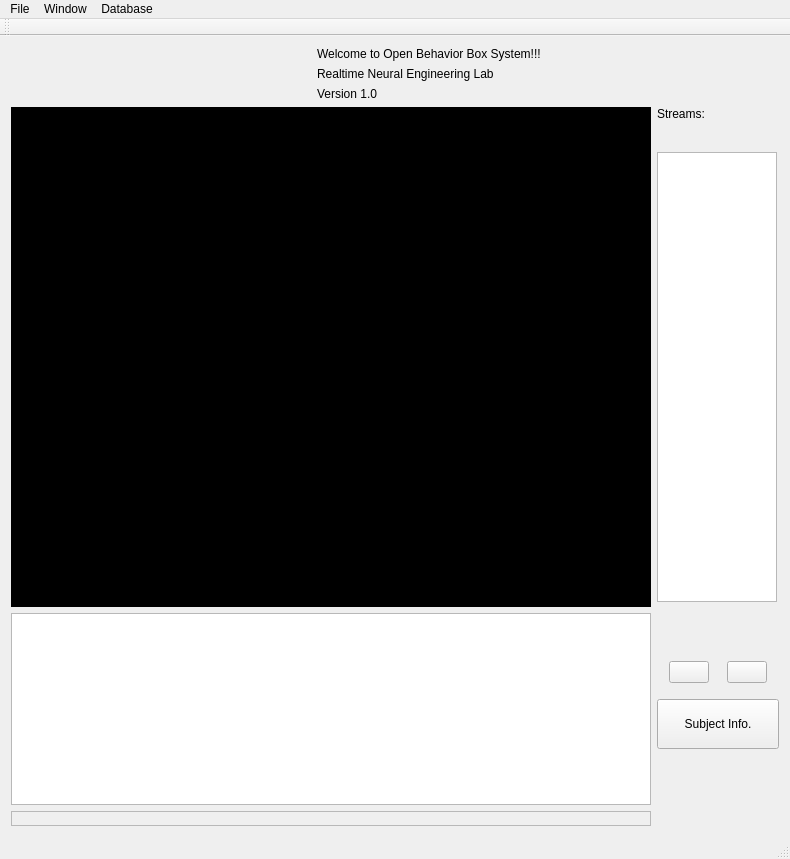
Old version of the form OpenBBoxManager/mainwindow.ui in the repository kemerelab/OpenBBox.
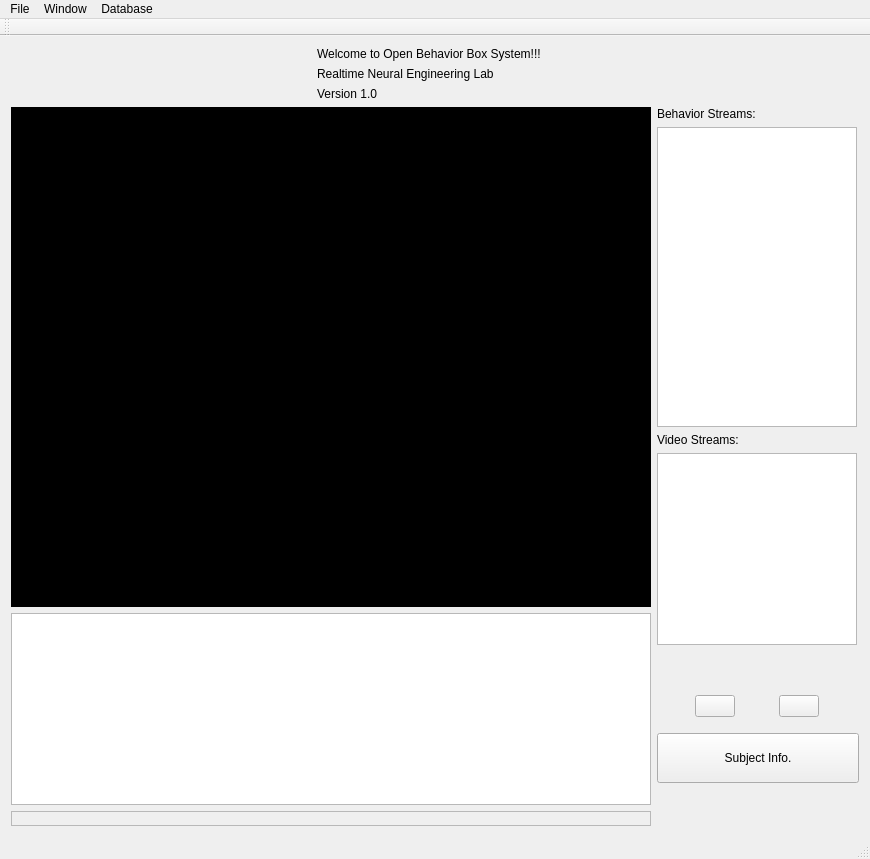
New version of the form. Icons and pictures are not drawn.

Commit message: UI update & make camera optional

The edit to the form file:
```diff
--- a/OpenBBoxManager/mainwindow.ui
+++ b/OpenBBoxManager/mainwindow.ui
@@ -6,7 +6,7 @@
    <rect>
     <x>0</x>
     <y>0</y>
-    <width>790</width>
+    <width>870</width>
     <height>859</height>
    </rect>
   </property>
@@ -166,7 +166,7 @@
            </size>
           </property>
           <property name="text">
-           <string>Streams:</string>
+           <string>Behavior Streams:</string>
           </property>
          </widget>
         </item>
@@ -180,8 +180,40 @@
           </property>
           <property name="minimumSize">
            <size>
+            <width>200</width>
+            <height>300</height>
+           </size>
+          </property>
+          <property name="maximumSize">
+           <size>
             <width>120</width>
-            <height>450</height>
+            <height>400</height>
+           </size>
+          </property>
+          <property name="selectionMode">
+           <enum>QAbstractItemView::ExtendedSelection</enum>
+          </property>
+         </widget>
+        </item>
+        <item>
+         <widget class="QLabel" name="label_5">
+          <property name="text">
+           <string>Video Streams:</string>
+          </property>
+         </widget>
+        </item>
+        <item>
+         <widget class="QListWidget" name="listCameras">
+          <property name="sizePolicy">
+           <sizepolicy hsizetype="Preferred" vsizetype="Preferred">
+            <horstretch>0</horstretch>
+            <verstretch>0</verstretch>
+           </sizepolicy>
+          </property>
+          <property name="minimumSize">
+           <size>
+            <width>200</width>
+            <height>50</height>
            </size>
           </property>
           <property name="maximumSize">
@@ -304,7 +336,7 @@
     <rect>
      <x>0</x>
      <y>0</y>
-     <width>790</width>
+     <width>870</width>
      <height>20</height>
     </rect>
    </property>
```
The commit also changes 10 other files.
